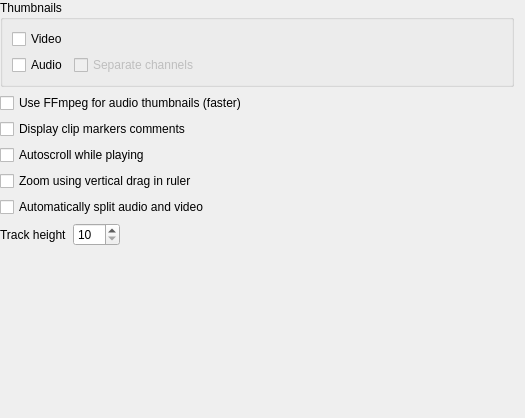
First picture: the form in src/ui/configtimeline_ui.ui, repository KDE/kdenlive, before the edit.
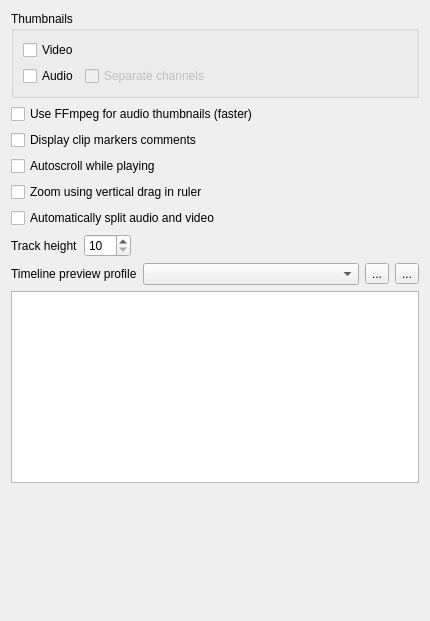
Second picture: the form after the edit. Custom widgets are drawn as their Qt base class.

Commit message: Configurable encoding params for timeline preview. Must be set in: Kdenlive Settings > Timeline > Timeline Preview Profile. When chosing DNxHD, you must select a profile with same fps as project profile. Currently, rendered zone is not invalidated on rendering profile change. Ref: T1949

```diff
--- a/src/ui/configtimeline_ui.ui
+++ b/src/ui/configtimeline_ui.ui
@@ -6,18 +6,12 @@
    <rect>
     <x>0</x>
     <y>0</y>
-    <width>525</width>
-    <height>418</height>
+    <width>430</width>
+    <height>621</height>
    </rect>
   </property>
-  <layout class="QVBoxLayout" name="verticalLayout">
-   <property name="leftMargin">
-    <number>0</number>
-   </property>
-   <property name="topMargin">
-    <number>0</number>
-   </property>
-   <item>
+  <layout class="QGridLayout" name="gridLayout">
+   <item row="0" column="0" colspan="4">
     <widget class="QGroupBox" name="groupBox">
      <property name="title">
       <string>Thumbnails</string>
@@ -67,42 +61,102 @@
      </layout>
     </widget>
    </item>
-   <item>
+   <item row="1" column="0" colspan="4">
     <widget class="QCheckBox" name="kcfg_ffmpegaudiothumbnails">
      <property name="text">
       <string>Use FFmpeg for audio thumbnails (faster)</string>
      </property>
     </widget>
    </item>
-   <item>
+   <item row="2" column="0" colspan="2">
     <widget class="QCheckBox" name="kcfg_showmarkers">
      <property name="text">
       <string>Display clip markers comments</string>
      </property>
     </widget>
    </item>
-   <item>
+   <item row="3" column="0" colspan="2">
     <widget class="QCheckBox" name="kcfg_autoscroll">
      <property name="text">
       <string>Autoscroll while playing</string>
      </property>
     </widget>
    </item>
-   <item>
+   <item row="4" column="0" colspan="3">
     <widget class="QCheckBox" name="kcfg_verticalzoom">
      <property name="text">
       <string>Zoom using vertical drag in ruler</string>
      </property>
     </widget>
    </item>
-   <item>
+   <item row="5" column="0" colspan="3">
     <widget class="QCheckBox" name="kcfg_splitaudio">
      <property name="text">
       <string>Automatically split audio and video</string>
      </property>
     </widget>
    </item>
-   <item>
+   <item row="7" column="0">
+    <widget class="QLabel" name="label_24">
+     <property name="sizePolicy">
+      <sizepolicy hsizetype="Maximum" vsizetype="Preferred">
+       <horstretch>0</horstretch>
+       <verstretch>0</verstretch>
+      </sizepolicy>
+     </property>
+     <property name="text">
+      <string>Timeline preview profile</string>
+     </property>
+    </widget>
+   </item>
+   <item row="7" column="1">
+    <widget class="KComboBox" name="kcfg_tl_profile">
+     <property name="sizePolicy">
+      <sizepolicy hsizetype="MinimumExpanding" vsizetype="Fixed">
+       <horstretch>0</horstretch>
+       <verstretch>0</verstretch>
+      </sizepolicy>
+     </property>
+    </widget>
+   </item>
+   <item row="7" column="2">
+    <widget class="QToolButton" name="tl_showprofileinfo">
+     <property name="text">
+      <string>...</string>
+     </property>
+     <property name="checkable">
+      <bool>true</bool>
+     </property>
+    </widget>
+   </item>
+   <item row="7" column="3">
+    <widget class="QToolButton" name="tl_manageprofile">
+     <property name="text">
+      <string>...</string>
+     </property>
+    </widget>
+   </item>
+   <item row="8" column="0" colspan="4">
+    <widget class="QPlainTextEdit" name="tl_parameters">
+     <property name="readOnly">
+      <bool>true</bool>
+     </property>
+    </widget>
+   </item>
+   <item row="9" column="0">
+    <spacer name="verticalSpacer">
+     <property name="orientation">
+      <enum>Qt::Vertical</enum>
+     </property>
+     <property name="sizeHint" stdset="0">
+      <size>
+       <width>20</width>
+       <height>23</height>
+      </size>
+     </property>
+    </spacer>
+   </item>
+   <item row="6" column="0" colspan="4">
     <layout class="QHBoxLayout" name="horizontalLayout_2">
      <item>
       <widget class="QLabel" name="label">
@@ -139,21 +193,15 @@
      </item>
     </layout>
    </item>
-   <item>
-    <spacer name="verticalSpacer">
-     <property name="orientation">
-      <enum>Qt::Vertical</enum>
-     </property>
-     <property name="sizeHint" stdset="0">
-      <size>
-       <width>20</width>
-       <height>23</height>
-      </size>
-     </property>
-    </spacer>
-   </item>
   </layout>
  </widget>
+ <customwidgets>
+  <customwidget>
+   <class>KComboBox</class>
+   <extends>QComboBox</extends>
+   <header>kcombobox.h</header>
+  </customwidget>
+ </customwidgets>
  <resources/>
  <connections>
   <connection>
```
The commit also changes 10 other files.
